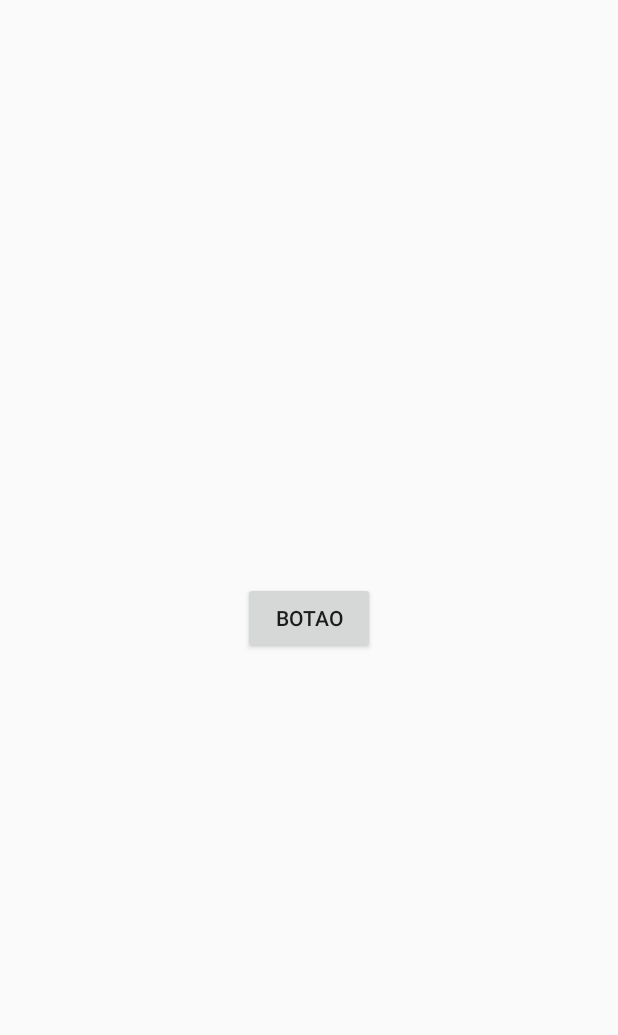
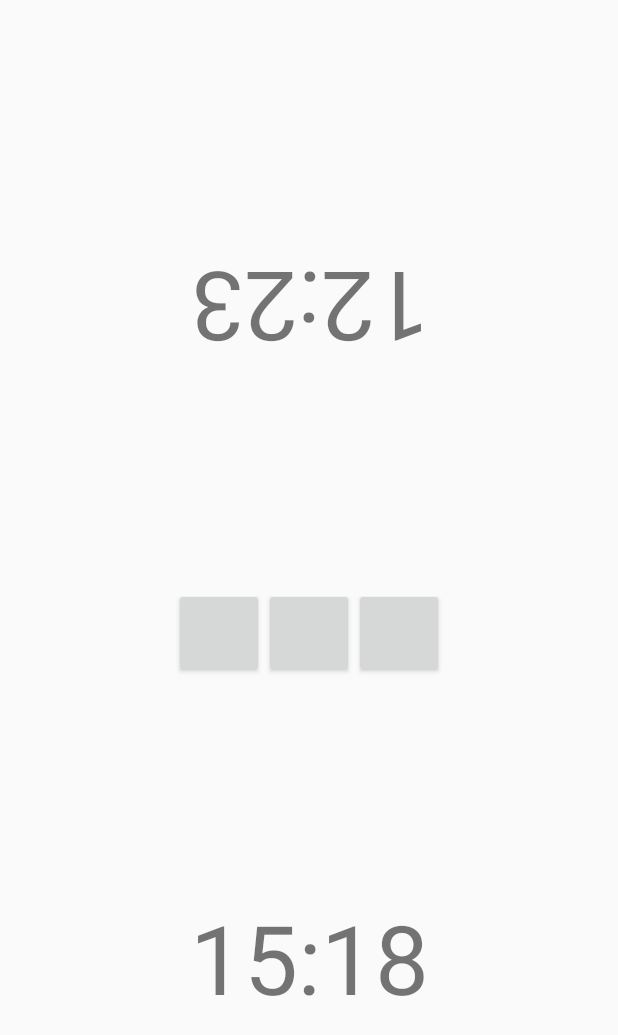
Before and after one commit to fernandozanutto/simple-chess-clock, an Android app: the layout activity_main.xml on its own in the app's theme, with its tools: preview values and no code run, on a phone screen of 412 x 824 dp. Shown: the top 1035 px of the screen. Run offline under Robolectric (Android 15) with nearby library versions, the light colour scheme and no system bars.

Commit message:
CountDown working

```diff
--- a/app/src/main/java/com/fzanutto/simplechessclock/MainActivity.kt
+++ b/app/src/main/java/com/fzanutto/simplechessclock/MainActivity.kt
@@ -1,17 +1,99 @@
 package com.fzanutto.simplechessclock
 
 import android.os.Bundle
+import android.util.Log
 import androidx.appcompat.app.AppCompatActivity
 import com.fzanutto.simplechessclock.databinding.ActivityMainBinding
+import java.util.Timer
+import java.util.TimerTask
+
 
 class MainActivity : AppCompatActivity() {
 
     private lateinit var binding: ActivityMainBinding
+
+    private var activePlayer = 1
+    private var player1TimerMili: Long = 120 * 1000
+    private var player2TimerMili: Long = 160 * 1000
+    private var lastUpdateTick = System.currentTimeMillis()
+    private var timer = Timer()
+    private var timerTask = object : TimerTask() {
+        override fun run() {
+            runOnUiThread {
+                updateTimers()
+                updateUI()
+            }
+        }
+    }
+
+
+    private fun convertMiliSecondsToMinutesString(miliseconds: Long): String {
+        val seconds = miliseconds / 1000
+        val minutesString = (seconds / 60).toString().padStart(2, '0')
+        val secondsString = (seconds % 60).toString().padStart(2, '0')
+
+        return "$minutesString:$secondsString"
+    }
+
+    private fun updateUI() {
+        binding.apply {
+            player1Clock.text = convertMiliSecondsToMinutesString(player1TimerMili)
+            player2Clock.text = convertMiliSecondsToMinutesString(player2TimerMili)
+        }
+    }
+
 
     override fun onCreate(savedInstanceState: Bundle?) {
         super.onCreate(savedInstanceState)
 
         binding = ActivityMainBinding.inflate(layoutInflater)
         setContentView(binding.root)
+
+        setClickListeners()
+
+        setTimerTask()
+    }
+
+    private fun updateTimers() {
+        val currentTime = System.currentTimeMillis()
+        if (activePlayer == 1) {
+            player1TimerMili -= currentTime - lastUpdateTick
+            Log.d("CURRENTTIME", "PLAYER 1 time: $player1TimerMili")
+        } else {
+            player2TimerMili -= currentTime - lastUpdateTick
+            Log.d("CURRENTTIME", "PLAYER 2 time: $player2TimerMili")
+        }
+        lastUpdateTick = currentTime
+    }
+
+
+    private fun setTimerTask() {
+        timer.schedule(timerTask, 0, 100)
+    }
+
+
+    private fun setClickListeners() {
+        binding.apply {
+            settingsButton.setOnClickListener {
+            }
+
+            playButton.setOnClickListener {
+            }
+
+            pauseButton.setOnClickListener {
+            }
+
+            player1.setOnClickListener {
+                updateTimers()
+                updateUI()
+                activePlayer = 2
+            }
+
+            player2.setOnClickListener {
+                updateTimers()
+                updateUI()
+                activePlayer = 1
+            }
+        }
     }
 }
--- a/app/src/main/res/layout/activity_main.xml
+++ b/app/src/main/res/layout/activity_main.xml
@@ -1,21 +1,78 @@
 <?xml version="1.0" encoding="utf-8"?>
-<androidx.constraintlayout.widget.ConstraintLayout
-    xmlns:android="http://schemas.android.com/apk/res/android"
+<androidx.constraintlayout.widget.ConstraintLayout xmlns:android="http://schemas.android.com/apk/res/android"
     xmlns:app="http://schemas.android.com/apk/res-auto"
     xmlns:tools="http://schemas.android.com/tools"
     android:layout_width="match_parent"
     android:layout_height="match_parent"
-    tools:context=".MainActivity"
-    >
+    tools:context=".MainActivity">
 
-    <Button
+    <androidx.constraintlayout.widget.ConstraintLayout
+        android:id="@+id/player2"
         android:layout_width="wrap_content"
         android:layout_height="wrap_content"
+        android:layout_marginTop="20dp"
+        app:layout_constraintBottom_toTopOf="@id/options"
+        app:layout_constraintEnd_toEndOf="parent"
         app:layout_constraintStart_toStartOf="parent"
+        app:layout_constraintTop_toTopOf="parent">
+
+        <TextView
+            android:id="@+id/player2_clock"
+            android:layout_width="wrap_content"
+            android:layout_height="wrap_content"
+            android:rotation="180"
+            android:text="12:23"
+            android:textSize="64sp"
+            app:layout_constraintBottom_toBottomOf="parent"
+            app:layout_constraintEnd_toEndOf="parent"
+            app:layout_constraintStart_toStartOf="parent"
+            app:layout_constraintTop_toTopOf="parent" />
+    </androidx.constraintlayout.widget.ConstraintLayout>
+
+    <androidx.appcompat.widget.LinearLayoutCompat
+        android:id="@+id/options"
+        android:layout_width="wrap_content"
+        android:layout_height="wrap_content"
+        app:layout_constraintBottom_toBottomOf="@+id/player1"
         app:layout_constraintEnd_toEndOf="parent"
-        app:layout_constraintTop_toTopOf="parent"
+        app:layout_constraintStart_toStartOf="parent"
+        app:layout_constraintTop_toBottomOf="@id/player2">
+
+        <Button
+            android:id="@+id/settings_button"
+            android:layout_width="60dp"
+            android:layout_height="60dp" />
+
+        <Button
+            android:id="@+id/pause_button"
+            android:layout_width="60dp"
+            android:layout_height="60dp" />
+
+        <Button
+            android:id="@+id/play_button"
+            android:layout_width="60dp"
+            android:layout_height="60dp" />
+    </androidx.appcompat.widget.LinearLayoutCompat>
+
+    <androidx.constraintlayout.widget.ConstraintLayout
+        android:id="@+id/player1"
+        android:layout_width="wrap_content"
+        android:layout_height="wrap_content"
         app:layout_constraintBottom_toBottomOf="parent"
-        android:text="BOTAO"
-    />
+        app:layout_constraintEnd_toEndOf="parent"
+        app:layout_constraintStart_toStartOf="parent"
+        app:layout_constraintTop_toBottomOf="@+id/options">
+
+        <TextView
+            android:id="@+id/player1_clock"
+            android:layout_width="wrap_content"
+            android:layout_height="wrap_content"
+            android:text="15:18"
+            android:textSize="64sp"
+            app:layout_constraintBottom_toBottomOf="parent"
+            app:layout_constraintEnd_toEndOf="parent"
+            app:layout_constraintStart_toStartOf="parent"
+            app:layout_constraintTop_toTopOf="parent" />
+    </androidx.constraintlayout.widget.ConstraintLayout>
 
 </androidx.constraintlayout.widget.ConstraintLayout>
```
